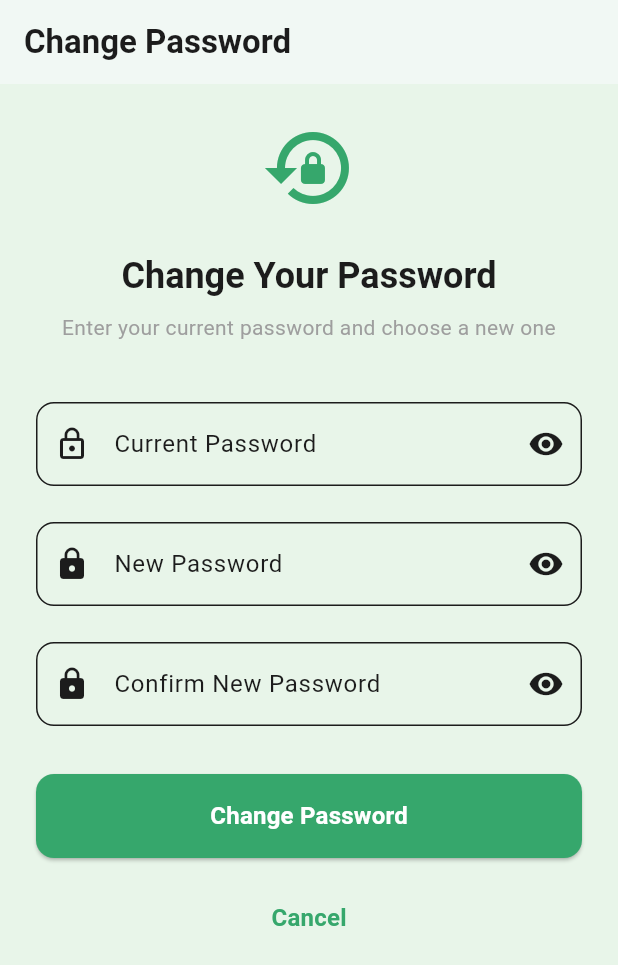
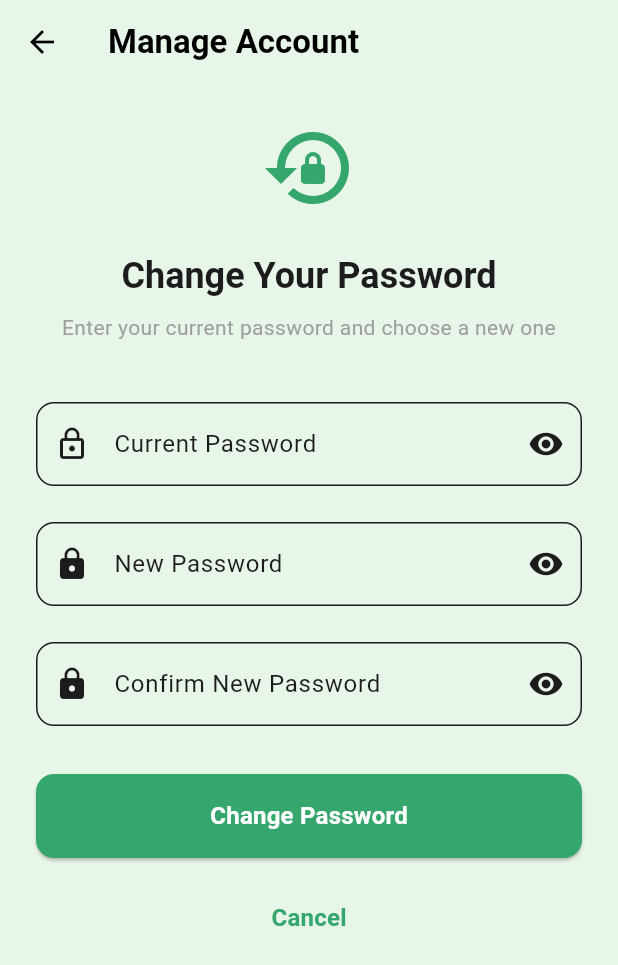
Before and after one commit to hamzashah007/Al-Athar, a Flutter app: the ChangePasswordScreen screen opened by its route, on a phone screen of 412 x 824 dp. Shown: the top 965 px of the screen. Run offline on Flutter 3.47's test engine with Material 3 defaults, Android fonts, the phone set to English and light mode, and no system bars; our stand-ins replace cloud_firestore, firebase_auth, firebase_core, flutter_dotenv, flutter_riverpod, flutter_svg and 5 more; accounts and stored records are empty; Roboto replaces fonts that are missing (Montserrat).

Commit message:
Changed App Bar Name

```diff
--- a/lib/screens/settings/change_password_screen.dart
+++ b/lib/screens/settings/change_password_screen.dart
@@ -129,12 +129,29 @@ class _ChangePasswordScreenState extends ConsumerState<ChangePasswordScreen> {
   @override
   Widget build(BuildContext context) {
     final theme = Theme.of(context);
+    final isDark = theme.brightness == Brightness.dark;
     final oldPasswordVisible = ref.watch(_oldPasswordVisibleProvider);
     final newPasswordVisible = ref.watch(_newPasswordVisibleProvider);
     final confirmPasswordVisible = ref.watch(_confirmPasswordVisibleProvider);
 
     return Scaffold(
-      appBar: AppBar(title: const Text('Change Password'), elevation: 0),
+      appBar: AppBar(
+        title: Text(
+          'Manage Account',
+          style: TextStyle(color: isDark ? Colors.white : Colors.black),
+        ),
+        backgroundColor: theme.colorScheme.background,
+        foregroundColor: isDark ? Colors.white : Colors.black,
+        elevation: 0,
+        iconTheme: IconThemeData(color: isDark ? Colors.white : Colors.black),
+        leading: IconButton(
+          icon: Icon(
+            Icons.arrow_back,
+            color: isDark ? Colors.white : Colors.black,
+          ),
+          onPressed: () => context.pop(),
+        ),
+      ),
       body: SingleChildScrollView(
         padding: const EdgeInsets.all(24),
         child: Column(
```
Also changed, not shown: lib/screens/settings/change_username_screen.dart (+18 -1 lines), 1 other file.
